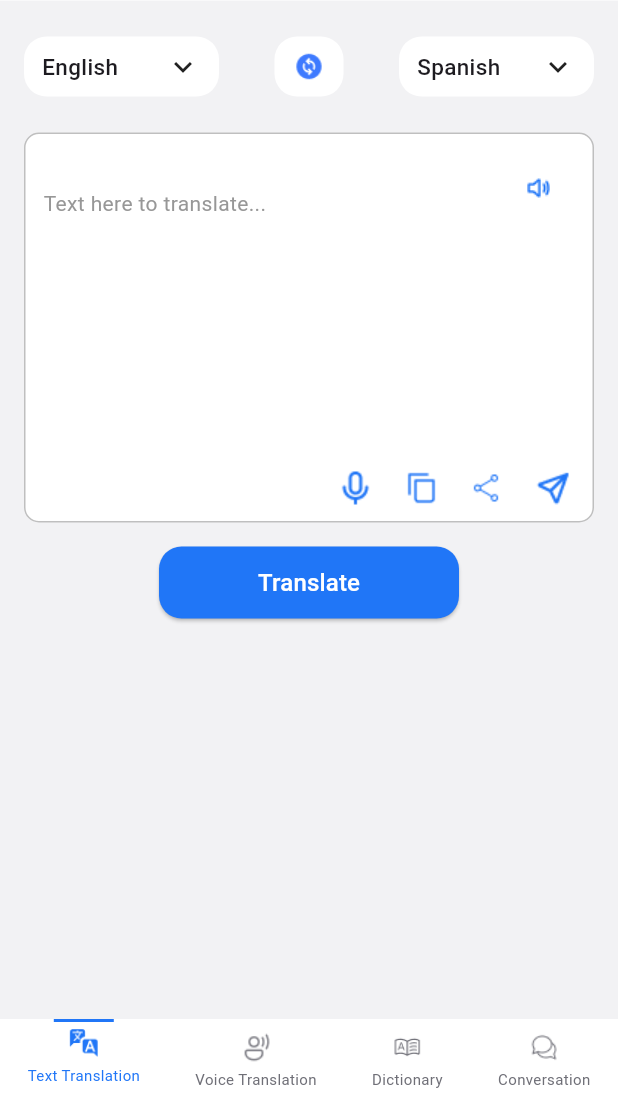
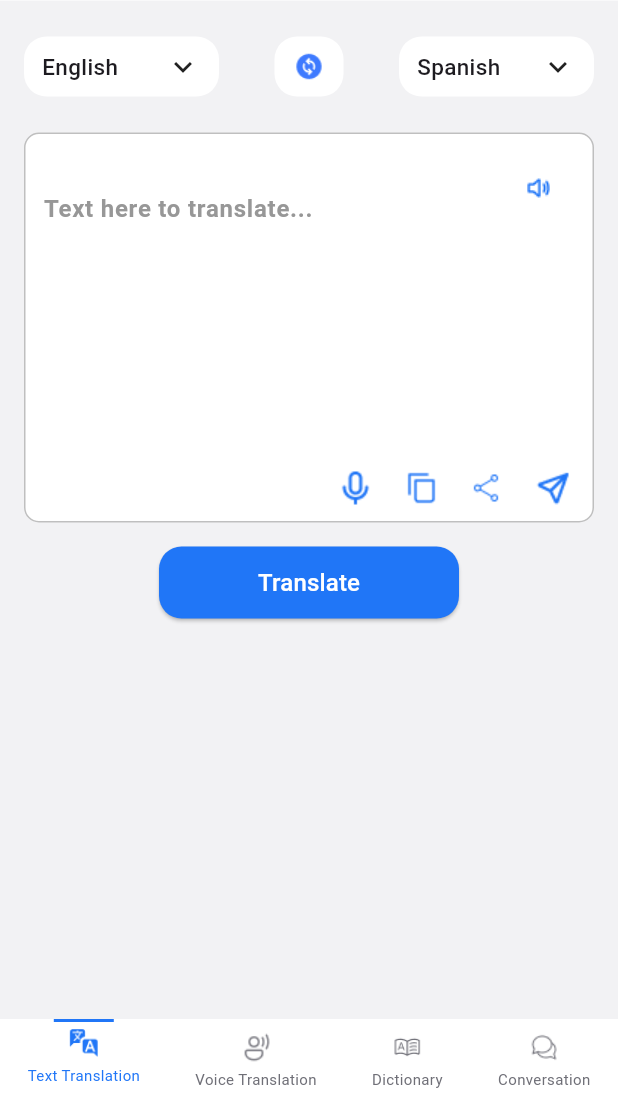
Before and after one commit to rabia-sarfaraz/Language_translator_app, a Flutter app: the TextTranslationScreen screen opened by its route, on a phone screen of 412 x 824 dp, the part 133-1236 px from its top. Run offline on Flutter 3.47's test engine with Material 3 defaults, Android fonts, the phone set to English and light mode, and no system bars; our stand-ins replace google_fonts, lottie, speech_to_text.

Commit message:
new changes in language translator app

```diff
--- a/translator_app/lib/screens/text_translation.dart
+++ b/translator_app/lib/screens/text_translation.dart
@@ -121,10 +121,15 @@
               children: [
                 Row(
                   children: [
-                    Image.asset(
+                    GestureDetector(
+                      onTap: () {
+                        Navigator.pop(context); // back navigation
+                      },
+                      child: Image.asset(
                         "assets/images/back.png",
                         height: 24,
                         width: 24,
+                      ),
                     ),
                     const SizedBox(width: 12),
                     Text(
@@ -190,16 +195,27 @@
               ),
               child: Stack(
                 children: [
-                  // Hint
-                  if (_controller.text.isEmpty)
+                  // Placeholder OR input text same place
                   Positioned(
                     top: 36,
                     left: 12,
-                      child: Text(
-                        "Text here to translate...",
+                    right: 12,
+                    child: TextField(
+                      controller: _controller,
+                      maxLines: null,
                       style: GoogleFonts.roboto(
-                          fontSize: 14,
+                        fontSize: 18, // bigger size
+                        fontWeight: FontWeight.bold, // bold text
+                        color: Colors.black,
+                      ),
+                      decoration: InputDecoration(
+                        border: InputBorder.none,
+                        isCollapsed: true,
+                        hintText: "Text here to translate...",
+                        hintStyle: GoogleFonts.roboto(
+                          fontSize: 16,
                           color: const Color(0xFF979797),
+                        ),
                       ),
                     ),
                   ),
@@ -212,28 +228,6 @@
                       "assets/images/inside_right.png",
                       width: 56,
                       height: 56,
-                    ),
-                  ),
-
-                  // Input text
-                  Positioned.fill(
-                    top: 8,
-                    bottom: 130,
-                    left: 12,
-                    right: 12,
-                    child: TextField(
-                      controller: _controller,
-                      maxLines: null,
-                      style: GoogleFonts.roboto(
-                        fontSize: 14,
-                        color: Colors.black,
-                      ),
-                      decoration: const InputDecoration(
-                        border: InputBorder.none,
-                        isCollapsed: true,
-                        contentPadding: EdgeInsets.zero,
-                      ),
-                      onChanged: (_) => setState(() {}),
                     ),
                   ),
 
@@ -334,16 +328,16 @@
                       ),
                     ),
 
-                    // Translated text
+                    // Translated text (thoda neeche)
                     Positioned(
-                      top: 36,
+                      top: 70,
                       left: 12,
                       right: 12,
                       child: Text(
                         translatedText!,
                         style: GoogleFonts.roboto(
-                          fontSize: 16,
-                          fontWeight: FontWeight.w500,
+                          fontSize: 20, // bigger size
+                          fontWeight: FontWeight.bold, // bold
                           color: Colors.white,
                         ),
                       ),
@@ -418,12 +412,17 @@
                     ),
                   ],
                 ),
-                const _BottomNav(
+                GestureDetector(
+                  onTap: () {
+                    Navigator.pushNamed(context, "/voice_translation");
+                  },
+                  child: const _BottomNav(
                     iconPath: "assets/images/bottom_voice.png",
                     label: "Voice Translation",
                     active: false,
                     activeColor: primaryBlue,
                     inactiveColor: bottomInactive,
+                  ),
                 ),
                 const _BottomNav(
                   iconPath: "assets/images/bottom_dict.png",
```
Lines whose indentation alone changed are shown as unchanged.
